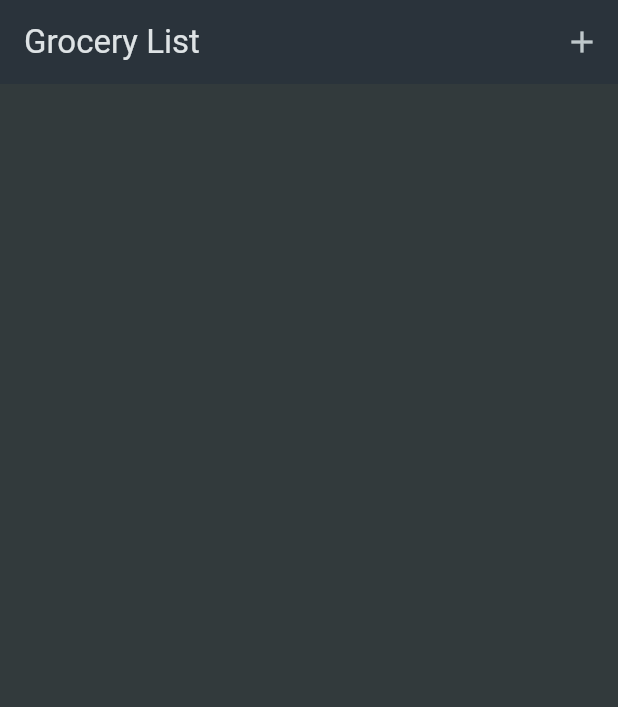
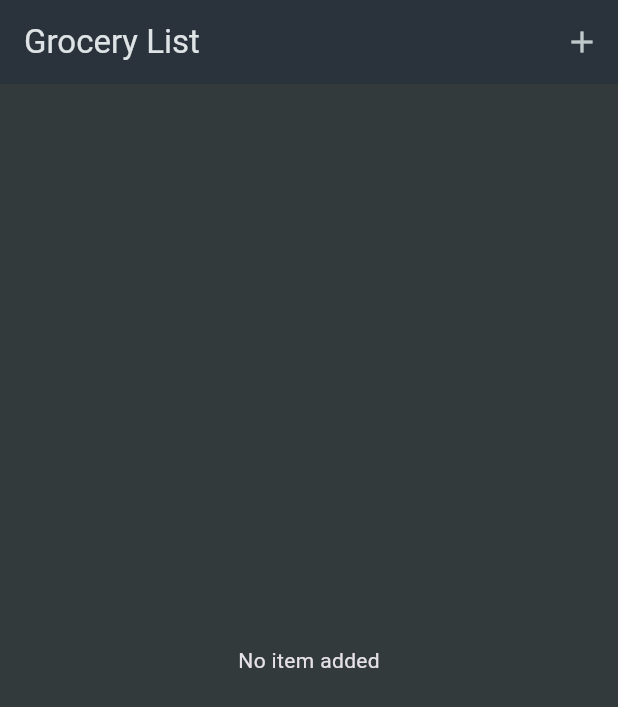
Before and after one commit to ashokstha61/Shoping_list-app, a Flutter app: the screen it shows after launch, on a phone screen of 412 x 824 dp. Shown: the top 707 px of the screen. Run offline on Flutter 3.47's test engine with Material 3 defaults, Android fonts, the phone set to English and light mode, and no system bars.

Commit message:
adding dismissable to the list

```diff
--- a/lib/Widgets/grocery_list.dart
+++ b/lib/Widgets/grocery_list.dart
@@ -12,6 +12,7 @@ class GroceryList extends StatefulWidget {
 
 class _GroceryListState extends State<GroceryList> {
   final List<GroceryItem> _groceryItems = [];
+
   void _addItems() async {
     final newItem = await Navigator.of(context).push<GroceryItem>(
       MaterialPageRoute(
@@ -26,8 +27,39 @@ class _GroceryListState extends State<GroceryList> {
     });
   }
 
+  void _removeItems(GroceryItem item) {
+    setState(() {
+      _groceryItems.remove(item);
+    });
+  }
+
   @override
   Widget build(BuildContext context) {
+    Widget content = Center(
+      child: Text('No item added'),
+    );
+    if (_groceryItems.isNotEmpty) {
+      content = ListView.builder(
+        itemCount: _groceryItems.length,
+        itemBuilder: (ctx, index) => Dismissible(
+          onDismissed: (direction) {
+            _removeItems(_groceryItems[index]);
+          },
+          key: ValueKey(_groceryItems[index].id),
+          child: ListTile(
+            title: Text(_groceryItems[index].name),
+            leading: Container(
+              width: 24,
+              height: 24,
+              color: _groceryItems[index].category.color,
+            ),
+            trailing: Text(
+              _groceryItems[index].quantity.toString(),
+            ),
+          ),
+        ),
+      );
+    }
     return Scaffold(
       appBar: AppBar(
         title: Text('Grocery List'),
@@ -38,20 +70,7 @@ class _GroceryListState extends State<GroceryList> {
           ),
         ],
       ),
-      body: ListView.builder(
-        itemCount: _groceryItems.length,
-        itemBuilder: (ctx, index) => ListTile(
-          title: Text(_groceryItems[index].name),
-          leading: Container(
-            width: 24,
-            height: 24,
-            color: _groceryItems[index].category.color,
-          ),
-          trailing: Text(
-            _groceryItems[index].quantity.toString(),
-          ),
-        ),
-      ),
+      body: content,
     );
   }
 }
```
